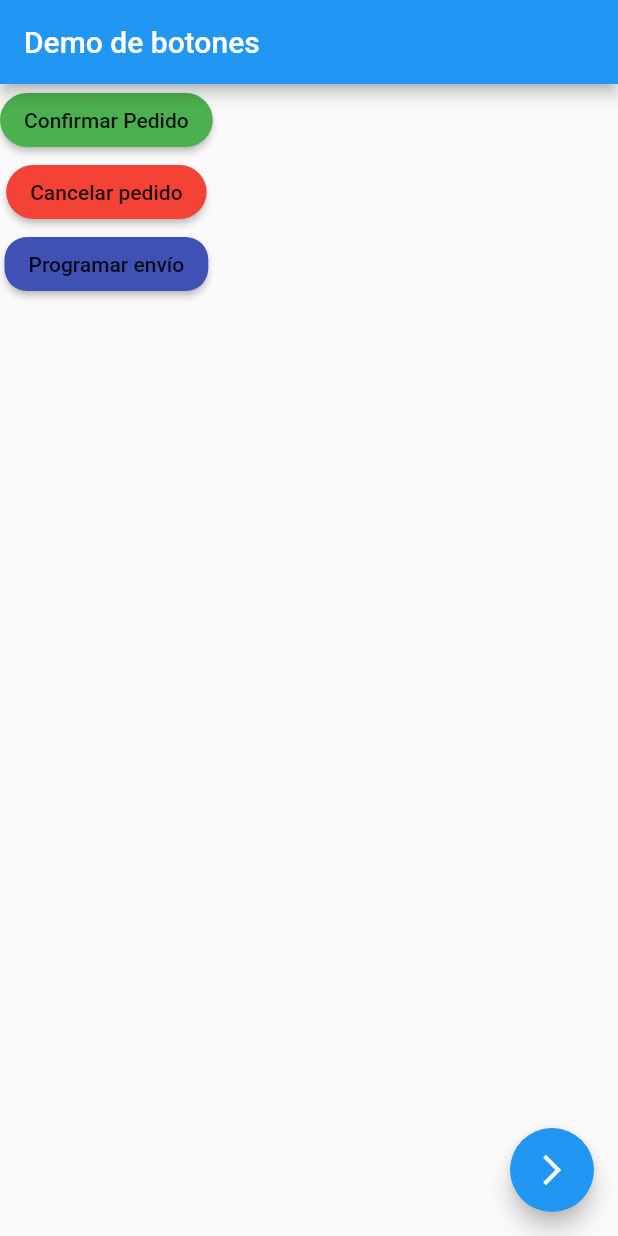
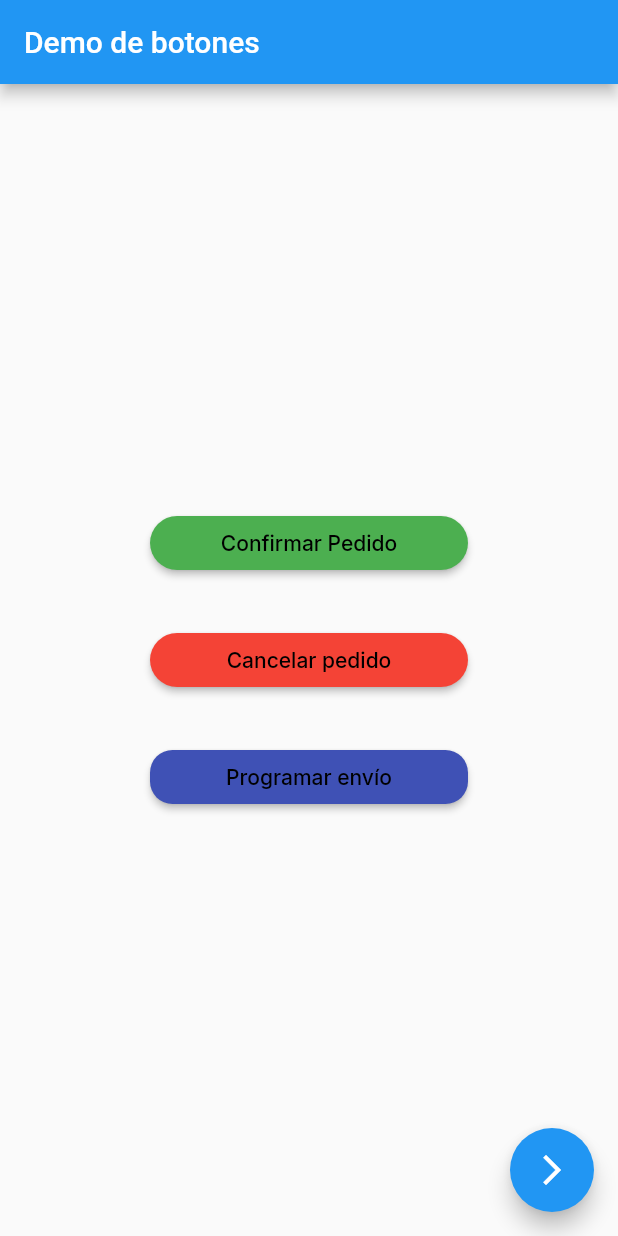
Before and after one commit to OmarGabrielRamirez/mstogo_app, a Flutter app: the screen it shows after launch, on a phone screen of 412 x 824 dp. Run offline on Flutter 3.47's test engine with Material 2 defaults, Android fonts, the phone set to English and light mode, and no system bars; our stand-ins replace get, get_storage, google_fonts.

Commit message:
Demo de botones

```diff
--- a/lib/screens/home_page.dart
+++ b/lib/screens/home_page.dart
@@ -2,6 +2,8 @@ import 'package:flutter/material.dart';
 import 'package:mining_solutions/screens/second_page.dart';
 
 import 'package:mining_solutions/widgets/button_model.dart';
+
+import '../theme.dart';
 
 class HomePage extends StatelessWidget {
   @override
@@ -10,26 +12,39 @@ class HomePage extends StatelessWidget {
       appBar: AppBar(
         title: Text("Demo de botones"),
       ),
-      body: Column(children: [
+      body: Container(
+        padding: EdgeInsets.symmetric(horizontal: 100.0),
+        child: Column(
+          mainAxisAlignment: MainAxisAlignment.center,
+          crossAxisAlignment: CrossAxisAlignment.stretch,
+          children: [
           ButtonStyles(
-          child: Text("Confirmar Pedido"),
+            child: Text("Confirmar Pedido", style: bodyTextStyle),
             color: Colors.green,
             border:
                 RoundedRectangleBorder(borderRadius: BorderRadius.circular(30)),
           ),
+
+          SizedBox(height: 30.0),
+
           ButtonStyles(
-          child: Text("Cancelar pedido"),
+            child: Text("Cancelar pedido", style: bodyTextStyle),
             color: Colors.red,
             border:
                 RoundedRectangleBorder(borderRadius: BorderRadius.circular(60)),
           ),
+
+          SizedBox(height: 30.0),
+
+
           ButtonStyles(
-          child: Text("Programar envío"),
+            child: Text("Programar envío", style: bodyTextStyle),
             color: Colors.indigo,
             border:
                 RoundedRectangleBorder(borderRadius: BorderRadius.circular(15)),
           )
         ]),
+      ),
       floatingActionButton: FloatingActionButton(
         child: Icon(Icons.arrow_forward_ios_outlined),
         onPressed: () {
```
Lines whose indentation alone changed are shown as unchanged.
